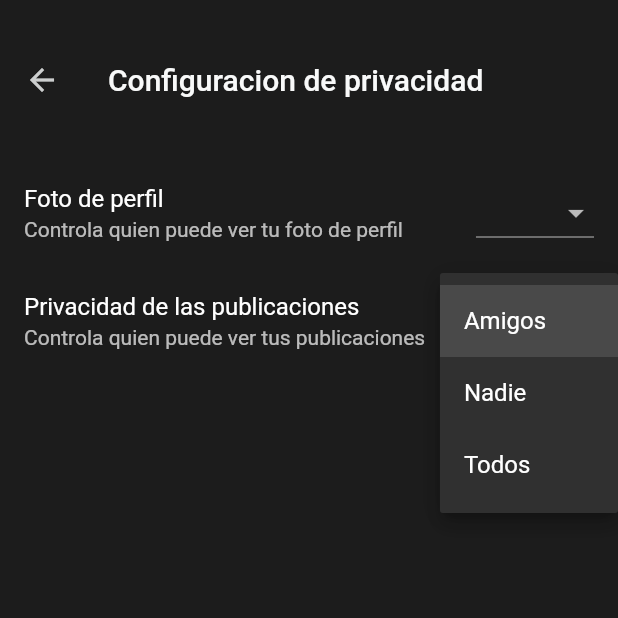
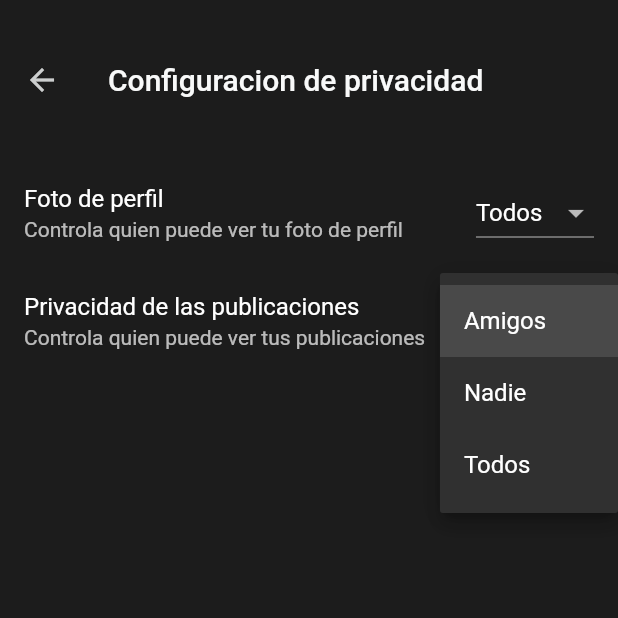
Before and after one commit to jrdeavila/gestion_tareas, a Flutter app: the SettingsPrivacyPage screen opened by its route, after a tap on "Amigos", on a phone screen of 412 x 824 dp, the top half of it. Run offline on Flutter 3.47's test engine with Material 2 defaults, Android fonts, the phone set to English and light mode, and no system bars; our stand-ins replace audioplayers, cached_network_image, cloud_firestore, dio, firebase_auth, firebase_core and 11 more; missing offline and left inert: firebase_app_check; accounts and stored records are empty.

Commit message:
Visibilidad de foto

```diff
--- a/music_concept_app/lib/pages/home/controllers/profile_ctrl.dart
+++ b/music_concept_app/lib/pages/home/controllers/profile_ctrl.dart
@@ -179,6 +179,11 @@ class ProfileCtrl extends GetxController {
       image: uint8list,
     );
   }
+
+  bool isCurrentAccount(String? path) {
+    if (path == null) return true;
+    return "users/${_authApp.currentUser!.uid}" == path;
+  }
 }
 
 final accountOptions = {
--- a/music_concept_app/lib/pages/settings/controllers/controllers.dart
+++ b/music_concept_app/lib/pages/settings/controllers/controllers.dart
@@ -1 +1,2 @@
+export 'privacy_ctrl.dart';
 export 'setting_ctrl.dart';
--- /dev/null
+++ b/music_concept_app/lib/pages/settings/controllers/privacy_ctrl.dart
@@ -0,0 +1,57 @@
+import 'package:firebase_auth/firebase_auth.dart';
+import 'package:firebase_core/firebase_core.dart';
+import 'package:get/get.dart';
+import 'package:music_concept_app/lib.dart';
+
+class PrivacyCtrl extends GetxController {
+  // --------------------------------------------------------------------------
+
+  final FirebaseApp _app;
+
+  PrivacyCtrl(this._app);
+
+  FirebaseAuth get _authApp => FirebaseAuth.instanceFor(app: _app);
+
+  // --------------------------------------------------------------------------
+
+  @override
+  void onReady() {
+    super.onReady();
+    ever(_profileAvatarVisibility, _onChangeProfileAvatarVisibility);
+    _fetchProfileAvatarVisibility();
+  }
+
+  // --------------------------------------------------------------------------
+
+  void _onChangeProfileAvatarVisibility(SettingsPrivacyView? value) {
+    UserAccountService.changeProfileAvatarVisibility(
+      accountRef: "users/${_authApp.currentUser!.uid}",
+      value: value!,
+    );
+  }
+
+  Future<void> _fetchProfileAvatarVisibility() async {
+    final value = await UserAccountService.getProfileAvatarVisibility(
+      "users/${_authApp.currentUser!.uid}",
+    );
+    _profileAvatarVisibility.value = value;
+  }
+
+  // --------------------------------------------------------------------------
+
+  final Rx<SettingsPrivacyView?> _profileAvatarVisibility =
+      Rx<SettingsPrivacyView?>(null);
+
+  // --------------------------------------------------------------------------
+
+  SettingsPrivacyView? get profileAvatarVisibility =>
+      _profileAvatarVisibility.value;
+
+  // --------------------------------------------------------------------------
+
+  void changeProfileAvatarVisibility(SettingsPrivacyView? value) {
+    _profileAvatarVisibility.value = value;
+  }
+
+  // --------------------------------------------------------------------------
+}
--- a/music_concept_app/lib/pages/settings/pages/settings_privacy_page.dart
+++ b/music_concept_app/lib/pages/settings/pages/settings_privacy_page.dart
@@ -1,24 +1,14 @@
 import 'package:flutter/material.dart';
-
-enum SettingsPrivacyView {
-  friends,
-  nobody,
-  everyone,
-}
-
-String privavyViewLabel(view) {
-  return {
-    SettingsPrivacyView.friends: "Amigos",
-    SettingsPrivacyView.nobody: "Nadie",
-    SettingsPrivacyView.everyone: "Todos",
-  }[view]!;
-}
+import 'package:get/get.dart';
+import 'package:music_concept_app/lib.dart';
 
 class SettingsPrivacyPage extends StatelessWidget {
   const SettingsPrivacyPage({super.key});
 
   @override
   Widget build(BuildContext context) {
+    final controller =
+        Get.put(PrivacyCtrl(Get.find<FirebaseCtrl>().defaultApp));
     return Scaffold(
         appBar: AppBar(
           title: const Text("Configuracion de privacidad"),
@@ -30,9 +20,12 @@ class SettingsPrivacyPage extends StatelessWidget {
               subtitle: const Text(
                 "Controla quien puede ver tu foto de perfil",
               ),
-              trailing: DropdownPrivacyView(
-                onChange: (p0) {},
-              ),
+              trailing: Obx(() => DropdownPrivacyView(
+                    value: controller.profileAvatarVisibility,
+                    onChange: (p0) {
+                      controller.changeProfileAvatarVisibility(p0);
+                    },
+                  )),
             ),
             ListTile(
               title: const Text("Privacidad de las publicaciones"),
@@ -66,15 +59,15 @@ class DropdownPrivacyView extends StatelessWidget {
         items: [
           DropdownMenuItem(
             value: SettingsPrivacyView.friends,
-            child: Text(privavyViewLabel(SettingsPrivacyView.friends)),
+            child: Text(privacyViewLabel(SettingsPrivacyView.friends)),
           ),
           DropdownMenuItem(
             value: SettingsPrivacyView.nobody,
-            child: Text(privavyViewLabel(SettingsPrivacyView.nobody)),
+            child: Text(privacyViewLabel(SettingsPrivacyView.nobody)),
           ),
           DropdownMenuItem(
             value: SettingsPrivacyView.everyone,
-            child: Text(privavyViewLabel(SettingsPrivacyView.everyone)),
+            child: Text(privacyViewLabel(SettingsPrivacyView.everyone)),
           ),
         ]);
   }
--- a/music_concept_app/lib/services/user_account.dart
+++ b/music_concept_app/lib/services/user_account.dart
@@ -8,7 +8,54 @@ import 'package:firebase_storage/firebase_storage.dart';
 import 'package:google_maps_flutter/google_maps_flutter.dart';
 import 'package:music_concept_app/lib.dart';
 
+enum SettingsPrivacyView {
+  friends,
+  nobody,
+  everyone,
+}
+
+String privacyViewValue(SettingsPrivacyView view) {
+  return {
+    SettingsPrivacyView.friends: "friends",
+    SettingsPrivacyView.nobody: "nobody",
+    SettingsPrivacyView.everyone: "everyone",
+  }[view]!;
+}
+
+String privacyViewLabel(view) {
+  return {
+    SettingsPrivacyView.friends: "Amigos",
+    SettingsPrivacyView.nobody: "Nadie",
+    SettingsPrivacyView.everyone: "Todos",
+  }[view]!;
+}
+
+SettingsPrivacyView privacyFromValue(String? value) {
+  if (value == null) return SettingsPrivacyView.everyone;
+  return {
+    "friends": SettingsPrivacyView.friends,
+    "nobody": SettingsPrivacyView.nobody,
+    "everyone": SettingsPrivacyView.everyone,
+  }[value]!;
+}
+
 abstract class UserAccountService {
+  static Future<void> changeProfileAvatarVisibility({
+    required String accountRef,
+    required SettingsPrivacyView value,
+  }) {
+    return FirebaseFirestore.instance.doc(accountRef).update({
+      "profileAvatarVisibility": privacyViewValue(value),
+    });
+  }
+
+  static Future<SettingsPrivacyView> getProfileAvatarVisibility(
+      String accountRef) async {
+    final doc = await FirebaseFirestore.instance.doc(accountRef).get();
+    final value = doc.data()!["profileAvatarVisibility"] as String?;
+    return privacyFromValue(value);
+  }
+
   static Future<List<QueryDocumentSnapshot<Map<String, dynamic>>>>
       searchAccounts(
     String searchText, {
```
Also changed, not shown: music_concept_app/lib/pages/home/pages/followers_page.dart (+12 -5 lines), music_concept_app/lib/pages/home/widgets/post_item.dart (+7 -2 lines), music_concept_app/lib/pages/home/widgets/profile_view.dart (+16 -2 lines).
